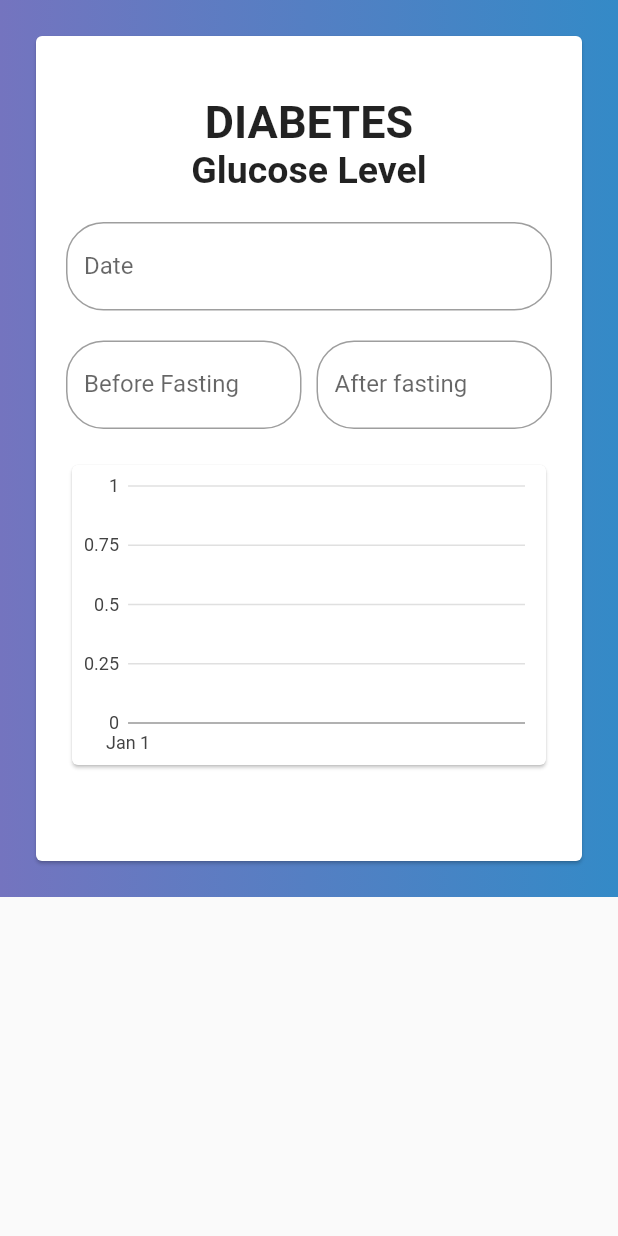
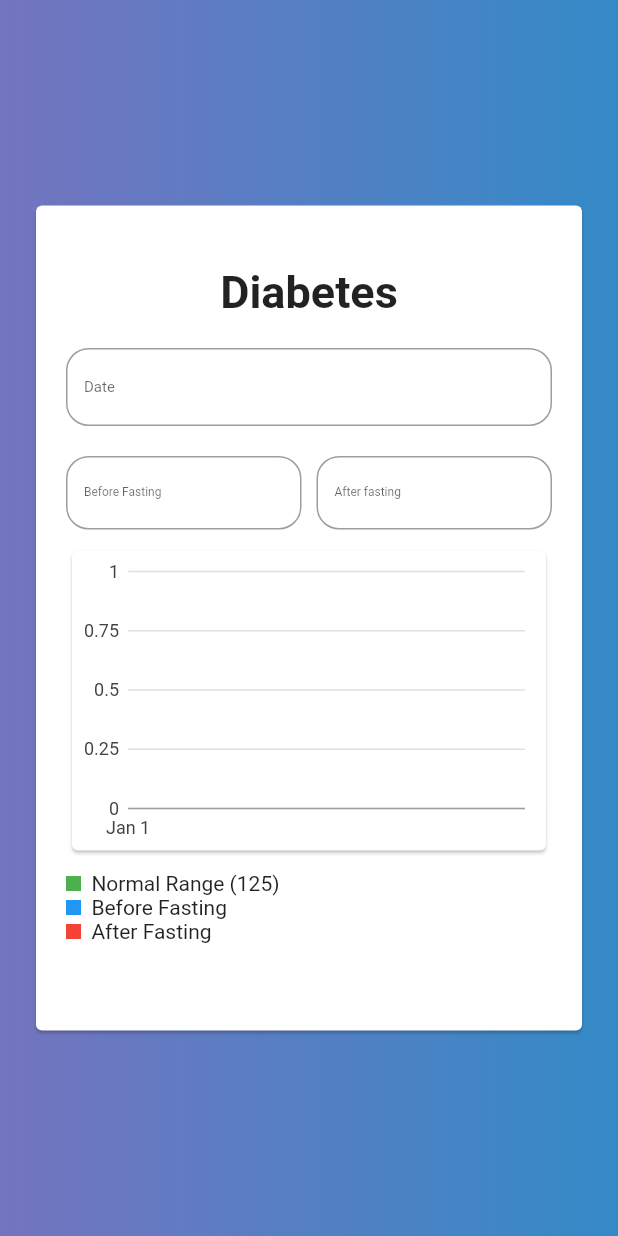
Before and after one commit to rahulsunil2/MediLocker, a Flutter app: the DateTimeChart screen opened directly with empty values, on a phone screen of 412 x 824 dp. Run offline on Flutter 3.47's test engine with Material 2 defaults, Android fonts, the light colour scheme and no system bars; our stand-ins replace bloc, charts_flutter, equatable, flutter_bloc, image_picker, rflutter_alert and 1 more; missing offline and left inert: flutter_uploader; accounts and stored records are empty; network calls fail; Roboto replaces fonts that are missing (Poppins); project files that could hold a hidden picture were left out.

Commit message:
Update graph.dart

```diff
--- a/lib/Reports/graph.dart
+++ b/lib/Reports/graph.dart
@@ -23,8 +23,7 @@ class DateTimeChart extends StatelessWidget {
   Widget build(BuildContext context) {
     screenHeight = MediaQuery.of(context).size.height;
     return Scaffold(
-      body: SingleChildScrollView(
-              child: Container(
+      body: Container(
         padding: const EdgeInsets.all(20.0),
         decoration: BoxDecoration(
           gradient: LinearGradient(colors: [
@@ -44,22 +43,13 @@ class DateTimeChart extends StatelessWidget {
                   children: [
                     new Padding(padding: EdgeInsets.only(top: 20.0)),
                     Text(
-                "DIABETES",
+                      "Diabetes",
                       style: new TextStyle(
                         fontFamily: "Poppins",
                         fontWeight: FontWeight.bold,
                         fontSize: 30,
                       ),
                     ),
-                    Text(
-                "Glucose Level",
-                style: new TextStyle(
-                          fontFamily: "Poppins",
-                          fontWeight: FontWeight.bold,
-                          fontSize: 25,
-                        ),
-              ),
-
                     new Padding(padding: EdgeInsets.only(bottom: 20.0)),
                     new Flexible(
                       child: new TextFormField(
@@ -67,7 +57,7 @@ class DateTimeChart extends StatelessWidget {
                           labelText: "Date",
                           fillColor: Colors.white,
                           border: new OutlineInputBorder(
-                            borderRadius: new BorderRadius.circular(25.0),
+                            borderRadius: new BorderRadius.circular(15.0),
                             borderSide: new BorderSide(),
                           ),
                         ),
@@ -81,6 +71,7 @@ class DateTimeChart extends StatelessWidget {
                         keyboardType: TextInputType.datetime,
                         style: new TextStyle(
                           fontFamily: "Poppins",
+                          fontSize: 10,
                         ),
                       ),
                     ),
@@ -94,7 +85,7 @@ class DateTimeChart extends StatelessWidget {
                               labelText: "Before Fasting",
                               fillColor: Colors.white,
                               border: new OutlineInputBorder(
-                                borderRadius: new BorderRadius.circular(25.0),
+                                borderRadius: new BorderRadius.circular(15.0),
                                 borderSide: new BorderSide(),
                               ),
                             ),
@@ -108,6 +99,7 @@ class DateTimeChart extends StatelessWidget {
                             keyboardType: TextInputType.datetime,
                             style: new TextStyle(
                               fontFamily: "Poppins",
+                               fontSize: 8,
                             ),
                           ),
                         ),
@@ -118,7 +110,7 @@ class DateTimeChart extends StatelessWidget {
                               labelText: "After fasting",
                               fillColor: Colors.white,
                               border: new OutlineInputBorder(
-                                borderRadius: new BorderRadius.circular(25.0),
+                                borderRadius: new BorderRadius.circular(15.0),
                                 borderSide: new BorderSide(),
                               ),
                             ),
@@ -132,34 +124,74 @@ class DateTimeChart extends StatelessWidget {
                             keyboardType: TextInputType.number,
                             style: new TextStyle(
                               fontFamily: "Poppins",
+                               fontSize: 8,
                             ),
                           ),
                         ),
                       ],
                     ),
-                    new Padding(padding: EdgeInsets.only(bottom: 20.0)),
+                    new Padding(padding: EdgeInsets.only(bottom:10.0)),
                     Card(
                       child: Container(
                           height: 200,
                           width: MediaQuery.of(context).size.width,
-                        child: new charts.TimeSeriesChart(
+                          child:
+                              new charts.TimeSeriesChart(
                                 seriesList,
                                 animate: animate,
-                          defaultRenderer: new charts.LineRendererConfig(),
+                                defaultRenderer:
+                                    new charts.LineRendererConfig(),
                                 customSeriesRenderers: [
                                   new charts.PointRendererConfig(
                                       customRendererId: 'customPoint')
                                 ],
-                          dateTimeFactory: const charts.LocalDateTimeFactory(),
+                                dateTimeFactory:
+                                    const charts.LocalDateTimeFactory(),
                               ),
                       ),
-                    )
+                    ),
+                    new Padding(padding: EdgeInsets.only(bottom:10.0)),
+                    Row(
+                                children: [
+                                Container(
+                                  height: 10,
+                                  width: 10,
+                                  color: Colors.green,
+                                ),
+                                Text(
+                                  '  Normal Range (125)'
+                                ),
+                              ],
+                              ),
+                              Row(
+                                children: [
+                                Container(
+                                  height: 10,
+                                  width: 10,
+                                  color: Colors.blue,
+                                ),
+                                Text(
+                                  '  Before Fasting'
+                                ),
+                              ],
+                              ),
+                              Row(
+                                children: [
+                                Container(
+                                  height: 10,
+                                  width: 10,
+                                  color: Colors.red,
+                                ),
+                                Text(
+                                  '  After Fasting'
+                                ),
+                              ],
+                              ),
                   ],
                 ),
               ),
             ),
           ],
-          ),
         ),
       ),
     );
```
Lines whose indentation alone changed are shown as unchanged.
